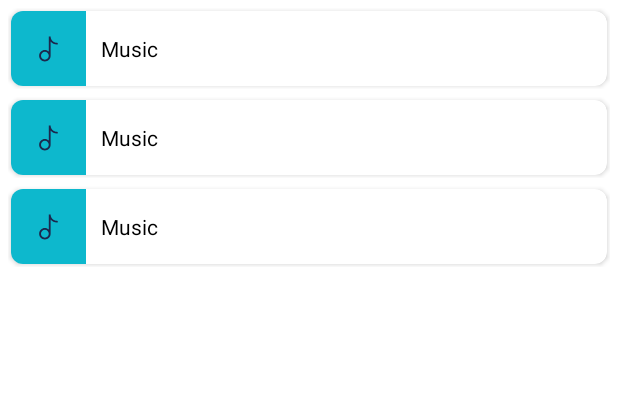
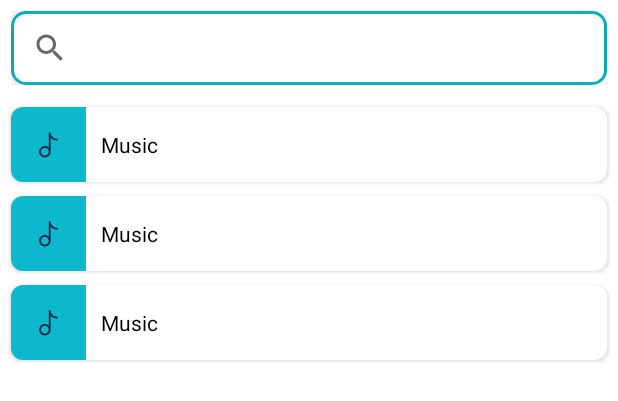
Before and after one commit to Saranya-0706/Multimedia-Hub, an Android app: the layout fragment_music.xml on its own in the app's theme, with its tools: preview values and no code run, on a phone screen of 412 x 824 dp. Shown: the top 401 px of the screen. Run offline under Robolectric (Android 15) with nearby library versions, the phone set to English and light mode, and no system bars.

Commit message:
Third Commit

```diff
--- a/app/src/main/java/com/example/woc_multimediahub/ImageFragment.kt
+++ b/app/src/main/java/com/example/woc_multimediahub/ImageFragment.kt
@@ -69,6 +69,7 @@ class ImageFragment : Fragment() {
         imageRecycler?.layoutManager=GridLayoutManager(context, 3)
         imageRecycler?.setHasFixedSize(true)
 
+
         allPics= ArrayList()
         if(allPics!!.isEmpty())
         {
--- a/app/src/main/java/com/example/woc_multimediahub/MainActivity.kt
+++ b/app/src/main/java/com/example/woc_multimediahub/MainActivity.kt
@@ -43,7 +43,6 @@ class MainActivity : AppCompatActivity(), NavigationView.OnNavigationItemSelecte
         binding= ActivityMainBinding.inflate(layoutInflater)
         setContentView(binding.root)
 
-        //setSupportActionBar(binding.toolBar)
         val toggle = ActionBarDrawerToggle(this, binding.DrawerLayout,R.string.nav_open,R.string.nav_close )
         binding.DrawerLayout.addDrawerListener(toggle)
         toggle.syncState()
--- a/app/src/main/java/com/example/woc_multimediahub/pdfActivity.kt
+++ b/app/src/main/java/com/example/woc_multimediahub/pdfActivity.kt
@@ -18,7 +18,7 @@ class pdfActivity : AppCompatActivity() {
         val pdfPath = intent.getStringExtra("path")
         val pdfName = intent.getStringExtra("name")
 
-        //supportActionBar?.title = pdfName
+        supportActionBar?.title = pdfName
         var pdfView :PDFView = binding.PDFviewer
         var file = File(pdfPath)
         pdfView.fromFile(file)
--- /dev/null
+++ b/app/src/main/res/drawable/round_corners1.xml
@@ -0,0 +1,6 @@
+<?xml version="1.0" encoding="utf-8"?>
+<shape xmlns:android="http://schemas.android.com/apk/res/android">
+    <solid android:color="@color/white"/>
+    <corners android:radius="8dp"/>
+
+</shape>
--- /dev/null
+++ b/app/src/main/res/drawable/round_corners2.xml
@@ -0,0 +1,6 @@
+<?xml version="1.0" encoding="utf-8"?>
+<shape xmlns:android="http://schemas.android.com/apk/res/android">
+    <solid android:color="@color/bluee"/>
+    <corners android:radius="10dp"/>
+
+</shape>
--- a/app/src/main/res/layout/activity_main.xml
+++ b/app/src/main/res/layout/activity_main.xml
@@ -12,10 +12,11 @@
         android:layout_width="match_parent"
         android:layout_height="match_parent">
 
+
         <FrameLayout
             android:layout_width="match_parent"
             android:layout_height="match_parent"
-            android:id="@+id/fragment_container"/>
+            android:id="@+id/fragment_container" />
 
         <androidx.coordinatorlayout.widget.CoordinatorLayout
             android:layout_width="match_parent"
--- a/app/src/main/res/layout/activity_video.xml
+++ b/app/src/main/res/layout/activity_video.xml
@@ -11,8 +11,7 @@
         android:id="@+id/PlayerView"
         android:layout_width="match_parent"
         android:layout_height="match_parent"
-        android:layout_centerInParent="true"
-      />
+     />
 
 
 </RelativeLayout>
--- a/app/src/main/res/layout/fragment_music.xml
+++ b/app/src/main/res/layout/fragment_music.xml
@@ -5,15 +5,38 @@
     android:layout_height="match_parent"
     tools:context=".MusicFragment">
 
-    <androidx.recyclerview.widget.RecyclerView
+    <LinearLayout
         android:layout_width="match_parent"
-        android:layout_height="wrap_content"
-        android:id="@+id/music_recycler"
-        tools:listitem="@layout/music_layout">
-
-    </androidx.recyclerview.widget.RecyclerView>
+        android:layout_height="match_parent"
+        android:orientation="vertical">
 
 
+        <FrameLayout
+            android:layout_width="match_parent"
+            android:layout_height="wrap_content"
+            android:layout_margin="7dp"
+            android:background="@drawable/round_corners2">
+
+            <androidx.appcompat.widget.SearchView
+                android:id="@+id/searchMusic"
+                android:layout_width="match_parent"
+                android:layout_height="45dp"
+                android:layout_margin="2dp"
+                android:elevation="8dp"
+                android:background="@drawable/round_corners1">
+            </androidx.appcompat.widget.SearchView>
+
+        </FrameLayout>
+
+        <androidx.recyclerview.widget.RecyclerView
+            android:layout_width="match_parent"
+            android:layout_height="wrap_content"
+            android:id="@+id/music_recycler"
+            tools:listitem="@layout/music_layout">
+
+        </androidx.recyclerview.widget.RecyclerView>
 
 
+    </LinearLayout>
+
 </FrameLayout>
--- a/app/src/main/res/values-night/themes.xml
+++ b/app/src/main/res/values-night/themes.xml
@@ -3,5 +3,8 @@
     <style name="Base.Theme.WOC_MultimediaHub" parent="Theme.MaterialComponents.DayNight.NoActionBar">
         <!-- Customize your dark theme here. -->
         <!-- <item name="colorPrimary">@color/my_dark_primary</item> -->
+        <item name="colorPrimary">@color/bluee</item>
+        <item name="colorPrimaryVariant">@color/bluee</item>
+        <item name="android:statusBarColor">@color/bluee</item>
     </style>
 </resources>
--- a/app/src/main/res/values/colors.xml
+++ b/app/src/main/res/values/colors.xml
@@ -4,4 +4,5 @@
     <color name="white">#FFFFFFFF</color>
     <color name="Blue">#495BBF</color>
     <color name="bluee">#0DB8CD</color>
+    <color name="x">#693AB3</color>
 </resources>
--- a/app/src/main/res/values/themes.xml
+++ b/app/src/main/res/values/themes.xml
@@ -2,7 +2,9 @@
     <!-- Base application theme. -->
     <style name="Base.Theme.WOC_MultimediaHub" parent="Theme.MaterialComponents.DayNight.NoActionBar">
         <!-- Customize your light theme here. -->
-        <!-- <item name="colorPrimary">@color/my_light_primary</item> -->
+        <item name="colorPrimary">@color/bluee</item>
+        <item name="colorPrimaryVariant">@color/bluee</item>
+        <item name="android:statusBarColor">@color/bluee</item>
     </style>
 
     <style name="Theme.WOC_MultimediaHub" parent="Base.Theme.WOC_MultimediaHub" />
```
Also changed, not shown: app/src/main/java/com/example/woc_multimediahub/MusicFragment.kt (+48 -2 lines), app/src/main/java/com/example/woc_multimediahub/PdfFragment.kt (+54 -4 lines), app/src/main/res/layout/fragment_pdf.xml (+25 -3 lines), app/src/main/res/menu/menu_search.xml (deleted, +0 -11 lines).
